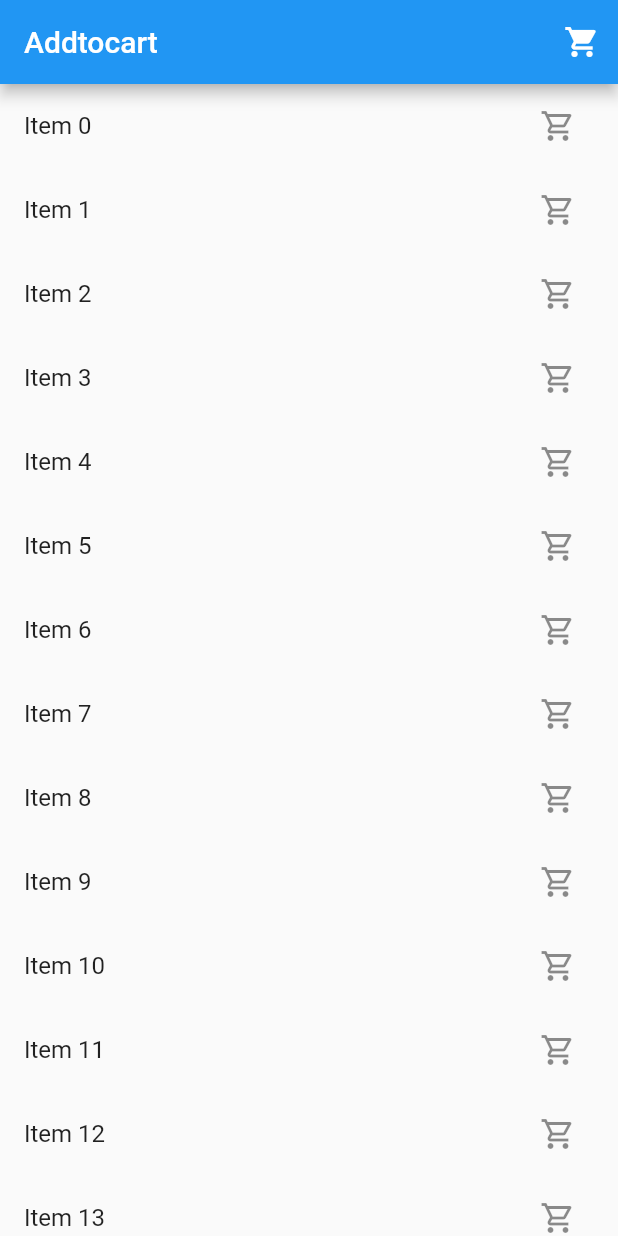
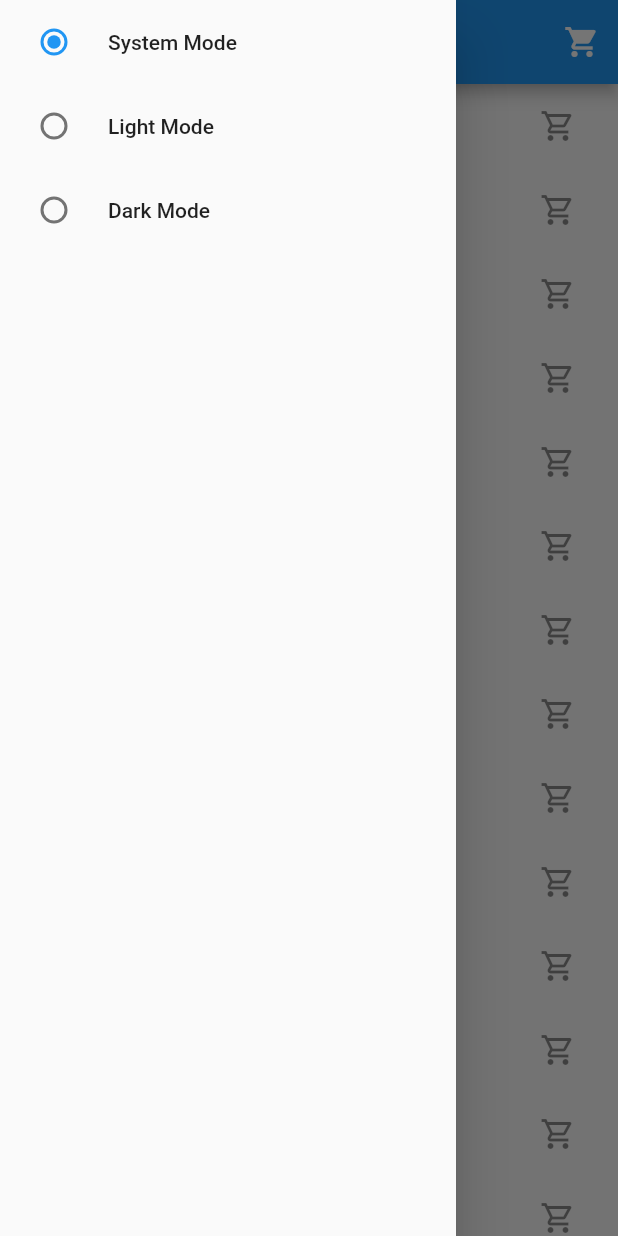
Before and after one commit to Muhammad-Bilal12/provider_dark_theme, a Flutter app: the screen it shows after launch, with the side drawer open (before the commit the screen has no drawer), on a phone screen of 412 x 824 dp. Run offline on Flutter 3.47's test engine with Material 2 defaults, Android fonts, the light colour scheme and no system bars.

Commit message:
theme change with Povider

```diff
--- /dev/null
+++ b/lib/addtocart/provider/dark_mode.dart
@@ -0,0 +1,12 @@
+import 'package:flutter/foundation.dart';
+import 'package:flutter/material.dart';
+
+class ThemeProvider with ChangeNotifier {
+  var _themeMode = ThemeMode.system;
+  ThemeMode get themeMode => _themeMode;
+
+  void setTheme(themeMode) {
+    _themeMode = themeMode;
+    notifyListeners();
+  }
+}
--- a/lib/addtocart/view/add_to_cart.dart
+++ b/lib/addtocart/view/add_to_cart.dart
@@ -2,6 +2,8 @@ import 'package:flutter/material.dart';
 import 'package:provider/provider.dart';
 import 'package:provider_practice_tut3/addtocart/provider/cart_provider.dart';
 import 'package:provider_practice_tut3/addtocart/view/cart_item.dart';
+
+import 'custom_drawer.dart';
 
 class AddCartView extends StatefulWidget {
   const AddCartView({Key? key}) : super(key: key);
@@ -11,6 +13,8 @@ class AddCartView extends StatefulWidget {
 }
 
 class _AddCartViewState extends State<AddCartView> {
+  bool isSelected = false;
+
   @override
   Widget build(BuildContext context) {
     final CartProvider cartProvider = Provider.of<CartProvider>(context);
@@ -44,6 +48,7 @@ class _AddCartViewState extends State<AddCartView> {
               ),
             );
           }),
+      drawer: CustomDrawer(),
     );
   }
 }
--- /dev/null
+++ b/lib/addtocart/view/custom_drawer.dart
@@ -0,0 +1,38 @@
+import 'package:flutter/material.dart';
+import 'package:provider/provider.dart';
+import 'package:provider_practice_tut3/addtocart/provider/dark_mode.dart';
+
+class CustomDrawer extends StatelessWidget {
+  const CustomDrawer({
+    Key? key,
+  }) : super(key: key);
+
+  @override
+  Widget build(BuildContext context) {
+    final ThemeProvider themeChanger = Provider.of<ThemeProvider>(context);
+    return Drawer(
+      child: Column(
+        children: [
+          RadioListTile<ThemeMode>(
+            title: Text('System Mode'),
+            value: ThemeMode.system,
+            groupValue: themeChanger.themeMode,
+            onChanged: themeChanger.setTheme,
+          ),
+          RadioListTile<ThemeMode>(
+            title: Text('Light Mode'),
+            value: ThemeMode.light,
+            groupValue: themeChanger.themeMode,
+            onChanged: themeChanger.setTheme,
+          ),
+          RadioListTile<ThemeMode>(
+            title: Text('Dark Mode'),
+            value: ThemeMode.dark,
+            groupValue: themeChanger.themeMode,
+            onChanged: themeChanger.setTheme,
+          ),
+        ],
+      ),
+    );
+  }
+}
--- a/lib/main.dart
+++ b/lib/main.dart
@@ -1,6 +1,7 @@
 import 'package:flutter/material.dart';
 import 'package:provider/provider.dart';
 import 'package:provider_practice_tut3/addtocart/provider/cart_provider.dart';
+import 'package:provider_practice_tut3/addtocart/provider/dark_mode.dart';
 
 import 'addtocart/view/add_to_cart.dart';
 
@@ -13,18 +14,44 @@ class MyApp extends StatelessWidget {
 
   @override
   Widget build(BuildContext context) {
-    return ChangeNotifierProvider(
+    return MultiProvider(
+      providers: [
+        ChangeNotifierProvider(
           create: (context) {
             return CartProvider();
           },
-      child: MaterialApp(
+        ),
+        ChangeNotifierProvider(
+          create: (context) {
+            return ThemeProvider();
+          },
+        ),
+      ],
+      child: Builder(builder: (BuildContext context) {
+        final ThemeProvider themeChanger = Provider.of<ThemeProvider>(context);
+        return MaterialApp(
           debugShowCheckedModeBanner: false,
           title: 'Flutter Demo',
+          themeMode: themeChanger.themeMode,
           theme: ThemeData(
             primarySwatch: Colors.blue,
           ),
+          darkTheme: ThemeData(
+            brightness: Brightness.dark,
+            appBarTheme: AppBarTheme(backgroundColor: Colors.purple),
+            iconTheme: IconThemeData(color: Colors.orange),
+          ),
           home: AddCartView(),
-      ),
+        );
+      }),
+      // child: MaterialApp(
+      //   debugShowCheckedModeBanner: false,
+      //   title: 'Flutter Demo',
+      //   theme: ThemeData(
+      //     primarySwatch: Colors.blue,
+      //   ),
+      //   home: AddCartView(),
+      // ),
     );
   }
 }
```
Lines whose indentation alone changed are shown as unchanged.
